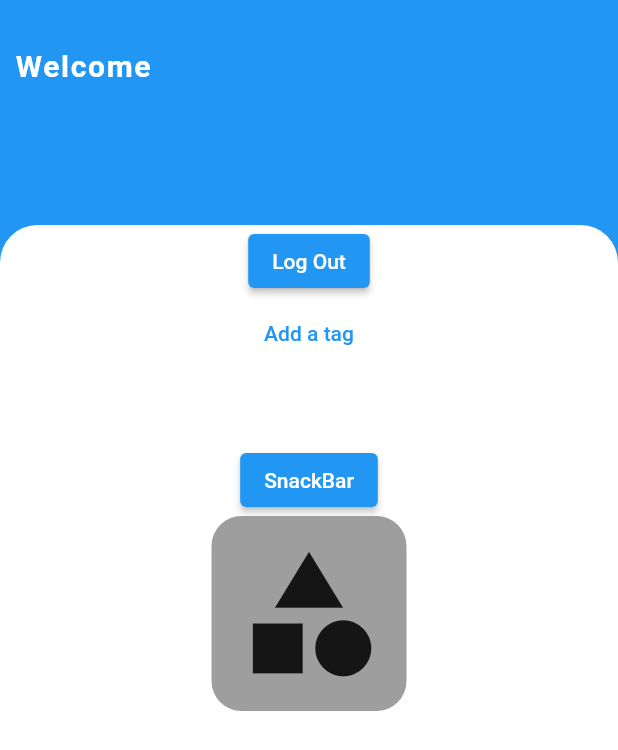
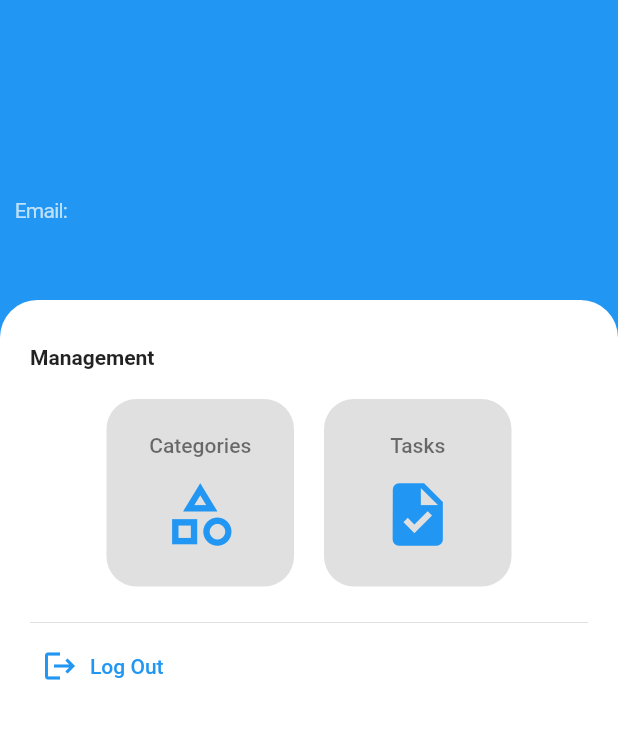
Before and after one commit to tuuhin/e-note, a Flutter app: the SettingPage screen opened directly, on a phone screen of 412 x 824 dp. Shown: the top 750 px of the screen. Run offline on Flutter 3.47's test engine with Material 2 defaults, Android fonts, the phone set to English and light mode, and no system bars; our stand-ins replace card_swiper, cloud_firestore, firebase_auth, firebase_core, flutter_spinkit, flutter_svg; missing offline and left inert: flutter_material_color_picker; accounts and stored records are empty.

Commit message:
change the settings page view

```diff
--- a/lib/home/appwidget/appwidget.dart
+++ b/lib/home/appwidget/appwidget.dart
@@ -5,3 +5,5 @@ export 'noteview.dart';
 export 'addnewlabel.dart';
 export 'labelview.dart';
 export 'catergoryeditor.dart';
+export 'categoryviewer.dart';
+export 'taskviewer.dart';
--- /dev/null
+++ b/lib/home/appwidget/categoryviewer.dart
@@ -0,0 +1,43 @@
+import 'package:flutter/material.dart';
+import 'package:weather/pages/page.dart';
+
+class CategoryViewer extends StatelessWidget {
+  const CategoryViewer({Key? key}) : super(key: key);
+
+  @override
+  Widget build(BuildContext context) {
+    return Container(
+      height: 125,
+      width: 125,
+      decoration: BoxDecoration(
+          color: Colors.grey[300], borderRadius: BorderRadius.circular(20)),
+      child: GestureDetector(
+        onTap: () {
+          Navigator.push(
+              context,
+              MaterialPageRoute(
+                  builder: (BuildContext context) => CategoryManager()));
+        },
+        child: Padding(
+          padding: const EdgeInsets.all(10.0),
+          child: Column(
+            crossAxisAlignment: CrossAxisAlignment.center,
+            mainAxisAlignment: MainAxisAlignment.spaceEvenly,
+            children: [
+              Text(
+                'Categories',
+                style: TextStyle(
+                    fontWeight: FontWeight.w500, color: Colors.black54),
+              ),
+              Icon(
+                Icons.category_outlined,
+                size: 50,
+                color: Theme.of(context).primaryColor,
+              ),
+            ],
+          ),
+        ),
+      ),
+    );
+  }
+}
--- /dev/null
+++ b/lib/home/appwidget/taskviewer.dart
@@ -0,0 +1,36 @@
+import 'package:flutter/material.dart';
+
+class TaskViewer extends StatelessWidget {
+  const TaskViewer({Key? key}) : super(key: key);
+
+  @override
+  Widget build(BuildContext context) {
+    return Container(
+      height: 125,
+      width: 125,
+      decoration: BoxDecoration(
+          color: Colors.grey[300], borderRadius: BorderRadius.circular(20)),
+      child: GestureDetector(
+        child: Padding(
+          padding: const EdgeInsets.all(10.0),
+          child: Column(
+            crossAxisAlignment: CrossAxisAlignment.center,
+            mainAxisAlignment: MainAxisAlignment.spaceEvenly,
+            children: [
+              Text(
+                'Tasks',
+                style: TextStyle(
+                    fontWeight: FontWeight.w500, color: Colors.black54),
+              ),
+              Icon(
+                Icons.task,
+                size: 50,
+                color: Theme.of(context).primaryColor,
+              ),
+            ],
+          ),
+        ),
+      ),
+    );
+  }
+}
--- a/lib/home/settingspage.dart
+++ b/lib/home/settingspage.dart
@@ -1,8 +1,8 @@
-import 'package:flutter/gestures.dart';
 import 'package:flutter/material.dart';
 import 'package:weather/auth/authentication.dart';
 import 'package:provider/provider.dart';
 import 'package:weather/home/appwidget/appwidget.dart';
+
 import 'package:weather/model/loggeruser.dart';
 import 'package:weather/model/model.dart';
 import 'package:weather/pages/page.dart';
@@ -31,23 +31,12 @@ class _SettingPageState extends State<SettingPage> {
       email = _value['email'];
     }
 
-    void addNewTag() {
-      showModalBottomSheet(
-          context: context,
-          backgroundColor: Colors.transparent,
-          isScrollControlled: true,
-          builder: (context) {
-            return Padding(
-                padding: MediaQuery.of(context).viewInsets, child: NewLabel());
-          });
-    }
-
     return Scaffold(
       backgroundColor: Colors.blue,
       body: Column(
         children: [
           Container(
-            height: 150,
+            height: 200,
             width: MediaQuery.of(context).size.width,
             child: Padding(
               padding: EdgeInsets.symmetric(vertical: 20, horizontal: 10),
@@ -55,23 +44,29 @@ class _SettingPageState extends State<SettingPage> {
                 crossAxisAlignment: CrossAxisAlignment.start,
                 mainAxisAlignment: MainAxisAlignment.spaceEvenly,
                 children: [
-                  Text('Welcome',
+                  Text('  ',
                       style: TextStyle(
                           color: SettingPage._white,
                           fontSize: 20,
                           fontWeight: FontWeight.w700,
                           letterSpacing: 1.1)),
+                  Column(
+                    crossAxisAlignment: CrossAxisAlignment.start,
+                    children: [
                       Text(name,
                           style: TextStyle(
                               color: SettingPage._white,
                               fontSize: 20,
                               fontWeight: FontWeight.w700,
                               letterSpacing: 1.1)),
-                  Text(email,
+                      SizedBox(height: 2),
+                      Text('Email: ' + email,
                           style: TextStyle(
                               color: Colors.white70,
                               fontWeight: FontWeight.w400,
                               letterSpacing: -0.5)),
+                    ],
+                  ),
                 ],
               ),
             ),
@@ -85,45 +80,51 @@ class _SettingPageState extends State<SettingPage> {
                     topRight: Radius.circular(25),
                     topLeft: Radius.circular(25)),
               ),
+              child: Padding(
+                padding:
+                    const EdgeInsets.symmetric(horizontal: 20, vertical: 10),
                 child: Column(
+                  crossAxisAlignment: CrossAxisAlignment.start,
                   children: [
-                  ElevatedButton(
-                    child: Text('Log Out'),
+                    Container(
+                      width: MediaQuery.of(context).size.width,
+                      height: 200,
+                      child: Column(
+                        crossAxisAlignment: CrossAxisAlignment.start,
+                        children: [
+                          SizedBox(height: 20),
+                          Text('Management',
+                              style: TextStyle(fontWeight: FontWeight.bold)),
+                          SizedBox(height: 20),
+                          Container(
+                            child: Center(
+                              child: Wrap(
+                                spacing: 20,
+                                runSpacing: 20,
+                                children: [
+                                  CategoryViewer(),
+                                  TaskViewer(),
+                                ],
+                              ),
+                            ),
+                          )
+                        ],
+                      ),
+                    ),
+                    Divider(height: 10),
+                    Column(
+                      children: [
+                        TextButton.icon(
+                          icon: Icon(Icons.logout),
+                          label: Text('Log Out'),
                           onPressed: () async {
                             await _auth.signOut();
                           },
                         ),
-                  TextButton(onPressed: addNewTag, child: Text('Add a tag')),
-                  SizedBox(height: 50),
-                  ElevatedButton(
-                      onPressed: () {
-                        Navigator.push(
-                          context,
-                          MaterialPageRoute(
-                              builder: (context) =>
-                                  Scaffold(body: Text('data'))),
-                        );
-                      },
-                      child: Text('SnackBar')),
-                  Container(
-                    decoration: BoxDecoration(
-                        color: Colors.grey,
-                        borderRadius: BorderRadius.circular(20)),
-                    child: GestureDetector(
-                      onTap: () {
-                        Navigator.push(
-                            context,
-                            MaterialPageRoute(
-                                builder: (BuildContext context) =>
-                                    CategoryManager()));
-                      },
-                      child: Padding(
-                        padding: const EdgeInsets.all(15.0),
-                        child: Icon(Icons.category, size: 100),
-                      ),
-                    ),
+                      ],
                     ),
                   ],
+                ),
               ),
             ),
           ),
```
Also changed, not shown: lib/pages/categorymanager.dart (+25 -3 lines). Lines whose indentation alone changed are shown as unchanged.
